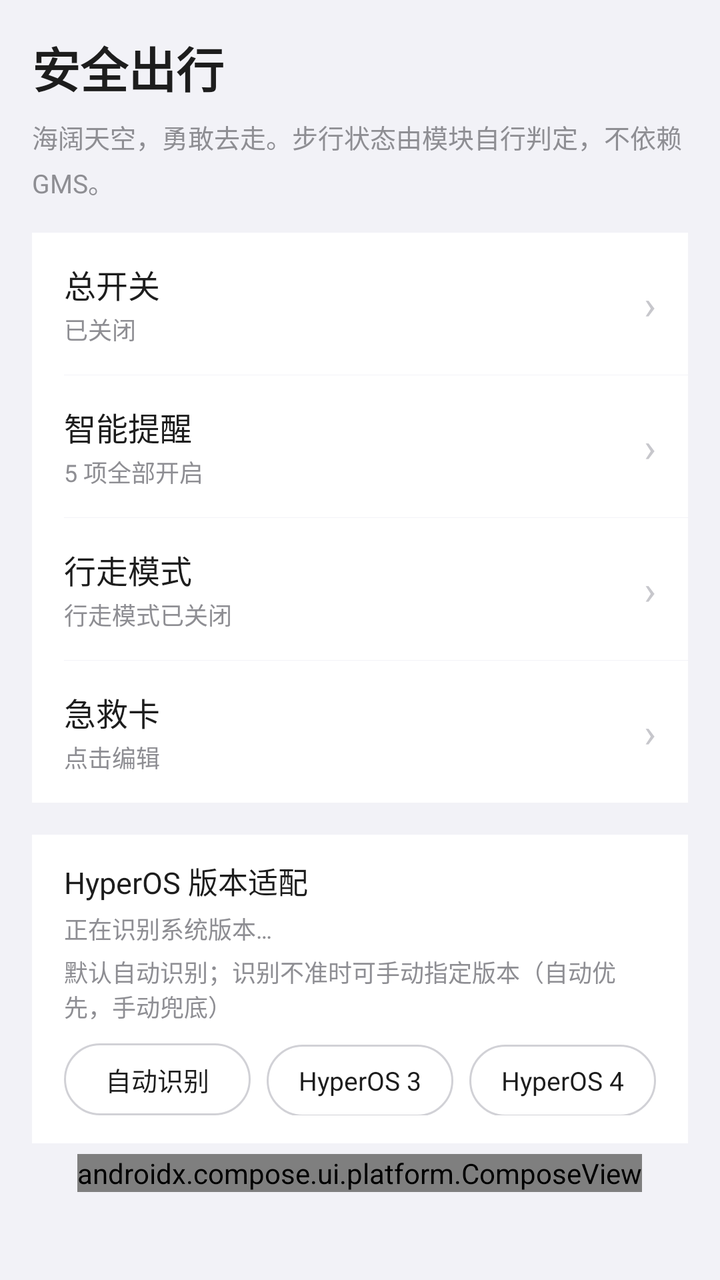
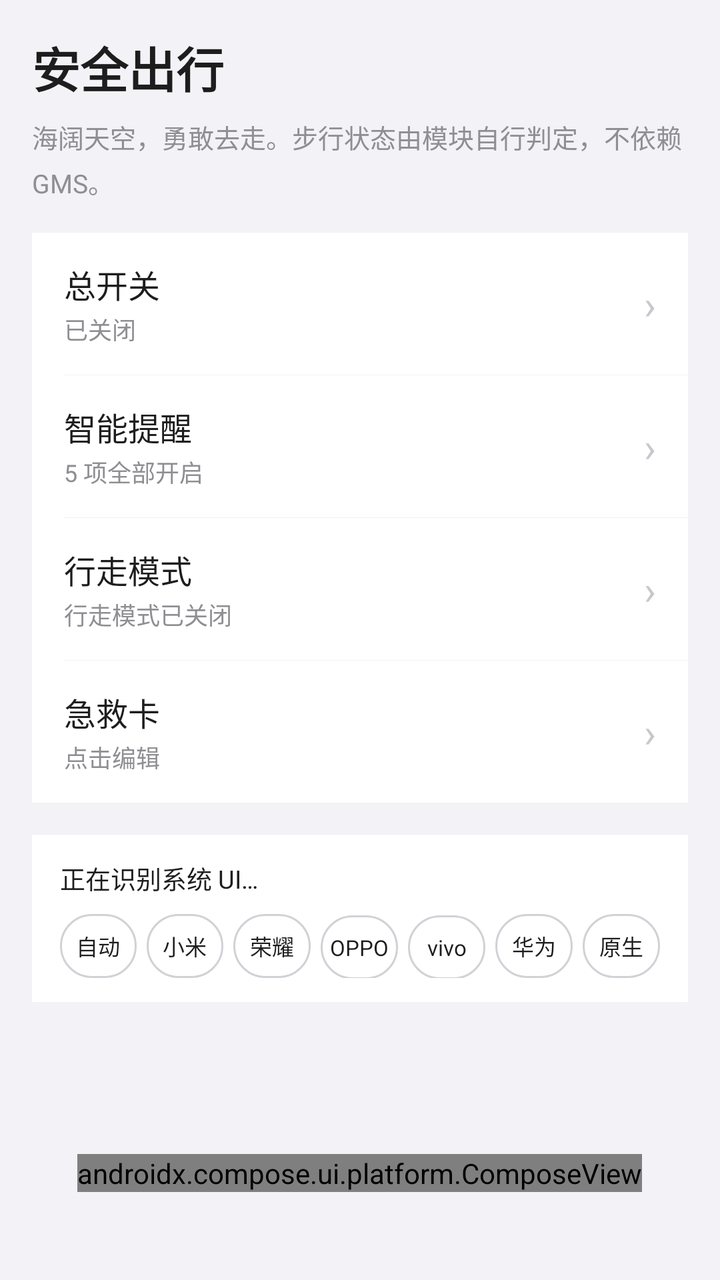

Screens rendered from an Android XML layout before and after an edit, with the pre-edit source and the edit as a unified diff.
<!-- AndroidManifest.xml: activity theme Theme.Safewalk -->
<!-- res/layout/activity_main.xml -->
<?xml version="1.0" encoding="utf-8"?>
<FrameLayout xmlns:android="http://schemas.android.com/apk/res/android"
    xmlns:app="http://schemas.android.com/apk/res-auto"
    android:layout_width="match_parent"
    android:layout_height="match_parent"
    android:background="@color/bg"
    android:fitsSystemWindows="true">

    <FrameLayout
        android:id="@+id/content_frame"
        android:layout_width="match_parent"
        android:layout_height="match_parent">

        
        <ScrollView
            android:id="@+id/page_settings"
            android:layout_width="match_parent"
            android:layout_height="match_parent"
            android:fillViewport="true"
            android:padding="16dp"
            android:paddingTop="40dp"
            android:paddingBottom="110dp">

            <LinearLayout
                android:layout_width="match_parent"
                android:layout_height="wrap_content"
                android:orientation="vertical">

                <TextView
                    android:layout_width="wrap_content"
                    android:layout_height="wrap_content"
                    android:text="安全出行"
                    android:textColor="@color/text_primary"
                    android:textSize="24sp"
                    android:textStyle="bold" />

                <TextView
                    android:layout_width="match_parent"
                    android:layout_height="wrap_content"
                    android:layout_marginTop="8dp"
                    android:text="海阔天空，勇敢去走。步行状态由模块自行判定，不依赖 GMS。"
                    android:lineSpacingExtra="4dp"
                    android:textColor="@color/text_hint"
                    android:textSize="13sp" />

                
                <LinearLayout
                    android:layout_width="match_parent"
                    android:layout_height="wrap_content"
                    android:layout_marginTop="16dp"
                    android:background="@color/card_bg"
                    android:orientation="vertical">

                    <LinearLayout
                        android:id="@+id/tile_enable"
                        android:layout_width="match_parent"
                        android:layout_height="wrap_content"
                        android:background="?android:attr/selectableItemBackground"
                        android:clickable="true"
                        android:focusable="true"
                        android:gravity="center_vertical"
                        android:orientation="horizontal"
                        android:paddingHorizontal="16dp"
                        android:paddingVertical="14dp">

                        <LinearLayout
                            android:layout_width="0dp"
                            android:layout_height="wrap_content"
                            android:layout_weight="1"
                            android:orientation="vertical">

                            <TextView
                                android:layout_width="wrap_content"
                                android:layout_height="wrap_content"
                                android:text="总开关"
                                android:textColor="@color/text_primary"
                                android:textSize="16sp" />

                            <TextView
                                android:id="@+id/tile_enable_status"
                                android:layout_width="match_parent"
                                android:layout_height="wrap_content"
                                android:layout_marginTop="2dp"
                                android:text="已关闭"
                                android:textColor="@color/text_hint"
                                android:textSize="12sp" />
                        </LinearLayout>

                        <TextView
                            android:layout_width="wrap_content"
                            android:layout_height="wrap_content"
                            android:text="›"
                            android:textColor="@color/chevron"
                            android:textSize="20sp" />
                    </LinearLayout>

                    <View
                        android:layout_width="match_parent"
                        android:layout_height="1px"
                        android:layout_marginLeft="16dp"
                        android:background="@color/bg" />

                    <LinearLayout
                        android:id="@+id/tile_smart"
                        android:layout_width="match_parent"
                        android:layout_height="wrap_content"
                        android:background="?android:attr/selectableItemBackground"
                        android:clickable="true"
                        android:focusable="true"
                        android:gravity="center_vertical"
                        android:orientation="horizontal"
                        android:paddingHorizontal="16dp"
                        android:paddingVertical="14dp">

                        <LinearLayout
                            android:layout_width="0dp"
                            android:layout_height="wrap_content"
                            android:layout_weight="1"
                            android:orientation="vertical">

                            <TextView
                                android:layout_width="wrap_content"
                                android:layout_height="wrap_content"
                                android:text="智能提醒"
                                android:textColor="@color/text_primary"
                                android:textSize="16sp" />

                            <TextView
                                android:id="@+id/tile_smart_status"
                                android:layout_width="match_parent"
                                android:layout_height="wrap_content"
                                android:layout_marginTop="2dp"
                                android:text="5 项全部开启"
                                android:textColor="@color/text_hint"
                                android:textSize="12sp" />
                        </LinearLayout>

                        <TextView
                            android:layout_width="wrap_content"
                            android:layout_height="wrap_content"
                            android:text="›"
                            android:textColor="@color/chevron"
                            android:textSize="20sp" />
                    </LinearLayout>

                    <View
                        android:layout_width="match_parent"
                        android:layout_height="1px"
                        android:layout_marginLeft="16dp"
                        android:background="@color/bg" />

                    <LinearLayout
                        android:id="@+id/tile_walk"
                        android:layout_width="match_parent"
                        android:layout_height="wrap_content"
                        android:background="?android:attr/selectableItemBackground"
                        android:clickable="true"
                        android:focusable="true"
                        android:gravity="center_vertical"
                        android:orientation="horizontal"
                        android:paddingHorizontal="16dp"
                        android:paddingVertical="14dp">

                        <LinearLayout
                            android:layout_width="0dp"
                            android:layout_height="wrap_content"
                            android:layout_weight="1"
                            android:orientation="vertical">

                            <TextView
                                android:layout_width="wrap_content"
                                android:layout_height="wrap_content"
                                android:text="行走模式"
                                android:textColor="@color/text_primary"
                                android:textSize="16sp" />

                            <TextView
                                android:id="@+id/tile_walk_status"
                                android:layout_width="match_parent"
                                android:layout_height="wrap_content"
                                android:layout_marginTop="2dp"
                                android:text="行走模式已关闭"
                                android:textColor="@color/text_hint"
                                android:textSize="12sp" />
                        </LinearLayout>

                        <TextView
                            android:layout_width="wrap_content"
                            android:layout_height="wrap_content"
                            android:text="›"
                            android:textColor="@color/chevron"
                            android:textSize="20sp" />
                    </LinearLayout>

                    <View
                        android:layout_width="match_parent"
                        android:layout_height="1px"
                        android:layout_marginLeft="16dp"
                        android:background="@color/bg" />

                    <LinearLayout
                        android:id="@+id/tile_emergency"
                        android:layout_width="match_parent"
                        android:layout_height="wrap_content"
                        android:background="?android:attr/selectableItemBackground"
                        android:clickable="true"
                        android:focusable="true"
                        android:gravity="center_vertical"
                        android:orientation="horizontal"
                        android:paddingHorizontal="16dp"
                        android:paddingVertical="14dp">

                        <LinearLayout
                            android:layout_width="0dp"
                            android:layout_height="wrap_content"
                            android:layout_weight="1"
                            android:orientation="vertical">

                            <TextView
                                android:layout_width="wrap_content"
                                android:layout_height="wrap_content"
                                android:text="急救卡"
                                android:textColor="@color/text_primary"
                                android:textSize="16sp" />

                            <TextView
                                android:id="@+id/tile_emergency_status"
                                android:layout_width="match_parent"
                                android:layout_height="wrap_content"
                                android:layout_marginTop="2dp"
                                android:text="点击编辑"
                                android:textColor="@color/text_hint"
                                android:textSize="12sp" />
                        </LinearLayout>

                        <TextView
                            android:layout_width="wrap_content"
                            android:layout_height="wrap_content"
                            android:text="›"
                            android:textColor="@color/chevron"
                            android:textSize="20sp" />
                    </LinearLayout>

                </LinearLayout>

                
                <LinearLayout
                    android:layout_width="match_parent"
                    android:layout_height="wrap_content"
                    android:layout_marginTop="16dp"
                    android:background="@color/card_bg"
                    android:orientation="vertical"
                    android:paddingLeft="16dp"
                    android:paddingRight="16dp"
                    android:paddingTop="12dp"
                    android:paddingBottom="14dp">

                    <TextView
                        android:layout_width="match_parent"
                        android:layout_height="wrap_content"
                        android:text="HyperOS 版本适配"
                        android:textColor="@color/text_primary"
                        android:textSize="15sp" />

                    <TextView
                        android:id="@+id/tv_hyperos_detected"
                        android:layout_width="match_parent"
                        android:layout_height="wrap_content"
                        android:layout_marginTop="4dp"
                        android:text="正在识别系统版本…"
                        android:textColor="@color/text_hint"
                        android:textSize="12sp" />

                    <TextView
                        android:layout_width="match_parent"
                        android:layout_height="wrap_content"
                        android:layout_marginTop="4dp"
                        android:text="默认自动识别；识别不准时可手动指定版本（自动优先，手动兜底）"
                        android:textColor="@color/text_hint"
                        android:textSize="12sp" />

                    <LinearLayout
                        android:layout_width="match_parent"
                        android:layout_height="wrap_content"
                        android:layout_marginTop="10dp"
                        android:orientation="horizontal">

                        <TextView
                            android:id="@+id/chip_hos_auto"
                            android:layout_width="0dp"
                            android:layout_height="36dp"
                            android:layout_weight="1"
                            android:background="@drawable/bg_choice_chip"
                            android:gravity="center"
                            android:text="自动识别"
                            android:textColor="@color/text_primary"
                            android:textSize="13sp" />

                        <TextView
                            android:id="@+id/chip_hos3"
                            android:layout_width="0dp"
                            android:layout_height="36dp"
                            android:layout_marginStart="8dp"
                            android:layout_weight="1"
                            android:background="@drawable/bg_choice_chip"
                            android:gravity="center"
                            android:text="HyperOS 3"
                            android:textColor="@color/text_primary"
                            android:textSize="13sp" />

                        <TextView
                            android:id="@+id/chip_hos4"
                            android:layout_width="0dp"
                            android:layout_height="36dp"
                            android:layout_marginStart="8dp"
                            android:layout_weight="1"
                            android:background="@drawable/bg_choice_chip"
                            android:gravity="center"
                            android:text="HyperOS 4"
                            android:textColor="@color/text_primary"
                            android:textSize="13sp" />
                    </LinearLayout>
                </LinearLayout>

            </LinearLayout>
        </ScrollView>

        
        <ScrollView
            android:id="@+id/page_about"
            android:layout_width="match_parent"
            android:layout_height="match_parent"
            android:background="@color/bg"
            android:fillViewport="true"
            android:padding="16dp"
            android:paddingTop="40dp"
            android:paddingBottom="110dp"
            android:visibility="gone">

            <LinearLayout
                android:layout_width="match_parent"
                android:layout_height="wrap_content"
                android:orientation="vertical">

                <TextView
                    android:id="@+id/tv_about_title"
                    android:layout_width="wrap_content"
                    android:layout_height="wrap_content"
                    android:text="关于"
                    android:textColor="@color/text_primary"
                    android:textSize="24sp"
                    android:textStyle="bold" />

                <TextView
                    android:id="@+id/tv_about_subtitle"
                    android:layout_width="match_parent"
                    android:layout_height="wrap_content"
                    android:layout_marginTop="8dp"
                    android:text="安全出行 · LSPosed 模块"
                    android:textColor="@color/text_hint"
                    android:textSize="13sp" />

                <TextView
                    android:layout_width="match_parent"
                    android:layout_height="wrap_content"
                    android:layout_marginTop="4dp"
                    android:lineSpacingExtra="4dp"
                    android:text="多少次 迎着冷眼与嘲笑，从没有放弃过心中的理想"
                    android:textColor="@color/text_hint"
                    android:textSize="13sp"
                    android:textStyle="italic" />

                
                <LinearLayout
                    android:layout_width="match_parent"
                    android:layout_height="wrap_content"
                    android:layout_marginTop="16dp"
                    android:background="@color/card_bg"
                    android:orientation="vertical">

                    <LinearLayout
                        android:id="@+id/btn_permissions"
                        style="@style/RowStyle">

                        <TextView
                            style="@style/RowTitle"
                            android:layout_width="0dp"
                            android:layout_weight="1"
                            android:text="权限与无障碍" />

                        <TextView
                            style="@style/RowChevron" />
                    </LinearLayout>

                    <View style="@style/RowDivider" />

                    <LinearLayout
                        android:id="@+id/btn_tips"
                        style="@style/RowStyle">

                        <TextView
                            style="@style/RowTitle"
                            android:layout_width="0dp"
                            android:layout_weight="1"
                            android:text="出门踩坑指南" />

                        <TextView
                            style="@style/RowChevron" />
                    </LinearLayout>

                    <View style="@style/RowDivider" />

                    <LinearLayout
                        android:id="@+id/btn_github"
                        style="@style/RowStyle">

                        <TextView
                            style="@style/RowTitle"
                            android:layout_width="0dp"
                            android:layout_weight="1"
                            android:text="项目地址" />

                        <TextView
                            style="@style/RowChevron" />
                    </LinearLayout>

                    <View style="@style/RowDivider" />

                    <LinearLayout
                        android:id="@+id/btn_credits"
                        style="@style/RowStyle">

                        <TextView
                            style="@style/RowTitle"
                            android:layout_width="0dp"
                            android:layout_weight="1"
                            android:text="致敬名单" />

                        <TextView
                            style="@style/RowChevron" />
                    </LinearLayout>

                    <View style="@style/RowDivider" />

                    <LinearLayout
                        android:id="@+id/btn_donate"
                        style="@style/RowStyle">

                        <TextView
                            style="@style/RowTitle"
                            android:layout_width="0dp"
                            android:layout_weight="1"
                            android:text="支持捐赠" />

                        <TextView
                            style="@style/RowChevron" />
                    </LinearLayout>

                    <View style="@style/RowDivider" />

                    <LinearLayout
                        android:id="@+id/btn_save_wallpaper"
                        style="@style/RowStyle">

                        <TextView
                            style="@style/RowTitle"
                            android:layout_width="0dp"
                            android:layout_weight="1"
                            android:text="保存壁纸" />

                        <TextView
                            style="@style/RowChevron" />
                    </LinearLayout>

                </LinearLayout>

                
                <LinearLayout
                    android:id="@+id/btn_toggle_log"
                    style="@style/RowStyle"
                    android:layout_marginTop="16dp"
                    android:background="@color/card_bg">

                    <TextView
                        android:id="@+id/tv_toggle_log"
                        style="@style/RowTitle"
                        android:layout_weight="1"
                        android:text="诊断日志：开" />

                    <TextView
                        style="@style/RowChevron" />
                </LinearLayout>

                
                <LinearLayout
                    android:id="@+id/btn_lab"
                    style="@style/RowStyle"
                    android:layout_marginTop="16dp"
                    android:background="@color/card_bg">

                    <TextView
                        style="@style/RowTitle"
                        android:layout_weight="1"
                        android:text="功能实验区"
                        android:textColor="@color/accent_warn" />

                    <TextView
                        style="@style/RowHint"
                        android:text="长按进入" />
                </LinearLayout>

            </LinearLayout>
        </ScrollView>

    </FrameLayout>

    
    <LinearLayout
        android:layout_width="wrap_content"
        android:layout_height="wrap_content"
        android:layout_gravity="bottom|center_horizontal"
        android:layout_marginBottom="44dp"
        android:gravity="center"
        android:orientation="horizontal">

        <androidx.compose.ui.platform.ComposeView
            android:id="@+id/compose_nav"
            android:layout_width="wrap_content"
            android:layout_height="wrap_content" />

    </LinearLayout>

</FrameLayout>
<!-- resources referenced by this layout -->
<resources>
  <color name="accent_warn">#FF9500</color>
  <color name="bg">#F2F2F7</color>
  <color name="card_bg">#FFFFFF</color>
  <color name="chevron">#C7C7CC</color>
  <color name="text_hint">#8E8E93</color>
  <color name="text_primary">#1D1D1D</color>
  <!-- drawable bg_choice_chip (drawable) -->
  <?xml version="1.0" encoding="utf-8"?>
  <shape xmlns:android="http://schemas.android.com/apk/res/android"
      android:shape="rectangle">
      <solid android:color="@android:color/transparent" />
      <stroke
          android:width="1dp"
          android:color="@color/chip_stroke" />
      <corners android:radius="18dp" />
  </shape>
  <style name="RowChevron">
          <item name="android:layout_width">wrap_content</item>
          <item name="android:layout_height">wrap_content</item>
          <item name="android:text">›</item>
          <item name="android:textColor">@color/chevron</item>
          <item name="android:textSize">20sp</item>
      </style>
  <style name="RowDivider">
          <item name="android:layout_width">match_parent</item>
          <item name="android:layout_height">1px</item>
          <item name="android:layout_marginLeft">16dp</item>
          <item name="android:background">@color/divider</item>
      </style>
  <style name="RowHint">
          <item name="android:layout_width">wrap_content</item>
          <item name="android:layout_height">wrap_content</item>
          <item name="android:textColor">@color/text_hint</item>
          <item name="android:textSize">13sp</item>
      </style>
  <style name="RowStyle">
          <item name="android:layout_width">match_parent</item>
          <item name="android:layout_height">wrap_content</item>
          <item name="android:orientation">horizontal</item>
          <item name="android:gravity">center_vertical</item>
          <item name="android:paddingLeft">16dp</item>
          <item name="android:paddingRight">16dp</item>
          <item name="android:paddingTop">14dp</item>
          <item name="android:paddingBottom">14dp</item>
          <item name="android:background">?android:attr/selectableItemBackground</item>
          <item name="android:clickable">true</item>
          <item name="android:focusable">true</item>
      </style>
  <style name="RowTitle">
          <item name="android:layout_width">wrap_content</item>
          <item name="android:layout_height">wrap_content</item>
          <item name="android:textColor">@color/text_primary</item>
          <item name="android:textSize">16sp</item>
      </style>
  <color name="chip_stroke">#D1D1D6</color>
  <color name="divider">#E5E5EA</color>
  <color name="primary">#007AFF</color>
  <!-- unchanged entries left out for length: 1 -->
</resources>

<!-- the commit's change to res/layout/activity_main.xml (unified diff, before → after) -->
@@ -250,75 +250,67 @@
                     android:layout_marginTop="16dp"
                     android:background="@color/card_bg"
                     android:orientation="vertical"
-                    android:paddingLeft="16dp"
-                    android:paddingRight="16dp"
+                    android:paddingLeft="14dp"
+                    android:paddingRight="14dp"
                     android:paddingTop="12dp"
-                    android:paddingBottom="14dp">
+                    android:paddingBottom="12dp">
 
                     <TextView
+                        android:id="@+id/tv_rom_caption"
                         android:layout_width="match_parent"
                         android:layout_height="wrap_content"
-                        android:text="HyperOS 版本适配"
+                        android:maxLines="1"
+                        android:ellipsize="end"
+                        android:text="正在识别系统 UI…"
                         android:textColor="@color/text_primary"
-                        android:textSize="15sp" />
-
-                    <TextView
-                        android:id="@+id/tv_hyperos_detected"
+                        android:textSize="12.5sp" />
+
+                    <LinearLayout
                         android:layout_width="match_parent"
                         android:layout_height="wrap_content"
-                        android:layout_marginTop="4dp"
-                        android:text="正在识别系统版本…"
-                        android:textColor="@color/text_hint"
-                        android:textSize="12sp" />
-
-                    <TextView
-                        android:layout_width="match_parent"
-                        android:layout_height="wrap_content"
-                        android:layout_marginTop="4dp"
-                        android:text="默认自动识别；识别不准时可手动指定版本（自动优先，手动兜底）"
-                        android:textColor="@color/text_hint"
-                        android:textSize="12sp" />
-
-                    <LinearLayout
-                        android:layout_width="match_parent"
-                        android:layout_height="wrap_content"
-                        android:layout_marginTop="10dp"
+                        android:layout_marginTop="9dp"
                         android:orientation="horizontal">
 
                         <TextView
-                            android:id="@+id/chip_hos_auto"
-                            android:layout_width="0dp"
-                            android:layout_height="36dp"
-                            android:layout_weight="1"
-                            android:background="@drawable/bg_choice_chip"
-                            android:gravity="center"
-                            android:text="自动识别"
-                            android:textColor="@color/text_primary"
-                            android:textSize="13sp" />
-
-                        <TextView
-                            android:id="@+id/chip_hos3"
-                            android:layout_width="0dp"
-                            android:layout_height="36dp"
-                            android:layout_marginStart="8dp"
-                            android:layout_weight="1"
-                            android:background="@drawable/bg_choice_chip"
-                            android:gravity="center"
-                            android:text="HyperOS 3"
-                            android:textColor="@color/text_primary"
-                            android:textSize="13sp" />
-
-                        <TextView
-                            android:id="@+id/chip_hos4"
-                            android:layout_width="0dp"
-                            android:layout_height="36dp"
-                            android:layout_marginStart="8dp"
-                            android:layout_weight="1"
-                            android:background="@drawable/bg_choice_chip"
-                            android:gravity="center"
-                            android:text="HyperOS 4"
-                            android:textColor="@color/text_primary"
-                            android:textSize="13sp" />
+                            android:id="@+id/chip_rom_auto"
+                            style="@style/RomChip"
+                            android:text="自动" />
+
+                        <TextView
+                            android:id="@+id/chip_rom_hyperos"
+                            style="@style/RomChip"
+                            android:layout_marginStart="5dp"
+                            android:text="小米" />
+
+                        <TextView
+                            android:id="@+id/chip_rom_magicos"
+                            style="@style/RomChip"
+                            android:layout_marginStart="5dp"
+                            android:text="荣耀" />
+
+                        <TextView
+                            android:id="@+id/chip_rom_coloros"
+                            style="@style/RomChip"
+                            android:layout_marginStart="5dp"
+                            android:text="OPPO" />
+
+                        <TextView
+                            android:id="@+id/chip_rom_originos"
+                            style="@style/RomChip"
+                            android:layout_marginStart="5dp"
+                            android:text="vivo" />
+
+                        <TextView
+                            android:id="@+id/chip_rom_harmonyos"
+                            style="@style/RomChip"
+                            android:layout_marginStart="5dp"
+                            android:text="华为" />
+
+                        <TextView
+                            android:id="@+id/chip_rom_aosp"
+                            style="@style/RomChip"
+                            android:layout_marginStart="5dp"
+                            android:text="原生" />
                     </LinearLayout>
                 </LinearLayout>
 
<!-- resource entries referenced after the edit -->
@@ -6,6 +6,21 @@
   <color name="chevron">#C7C7CC</color>
   <color name="text_hint">#8E8E93</color>
   <color name="text_primary">#1D1D1D</color>
+  <style name="RomChip">
+          <item name="android:layout_width">0dp</item>
+          <item name="android:layout_height">32dp</item>
+          <item name="android:layout_weight">1</item>
+          <item name="android:background">@drawable/bg_choice_chip</item>
+          <item name="android:gravity">center</item>
+          <item name="android:maxLines">1</item>
+          <item name="android:paddingLeft">0dp</item>
+          <item name="android:paddingRight">0dp</item>
+          <item name="android:textColor">@color/text_primary</item>
+          <item name="android:autoSizeTextType">uniform</item>
+          <item name="android:autoSizeMaxTextSize">11sp</item>
+          <item name="android:autoSizeMinTextSize">7sp</item>
+          <item name="android:autoSizeStepGranularity">0.5sp</item>
+      </style>
   <!-- drawable bg_choice_chip (drawable) -->
   <?xml version="1.0" encoding="utf-8"?>
   <shape xmlns:android="http://schemas.android.com/apk/res/android"
